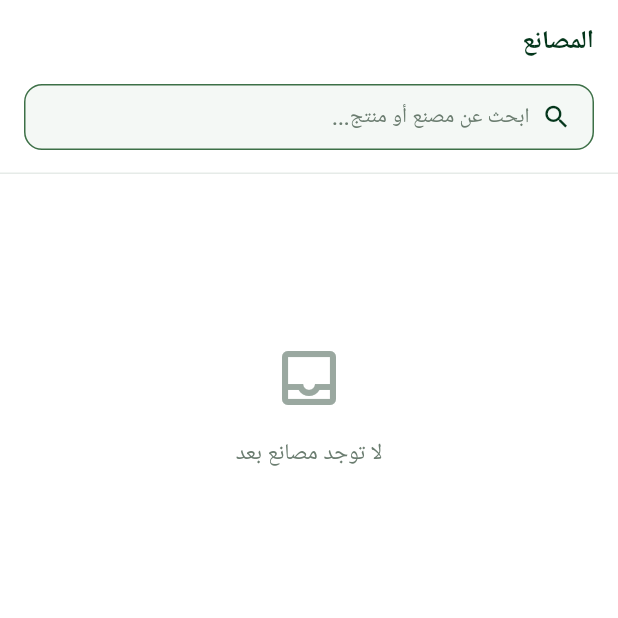
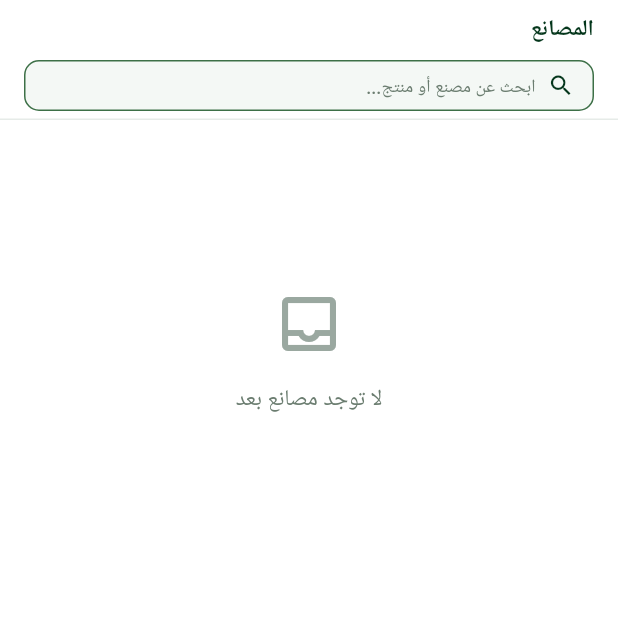
Before and after one commit to khald507868-dot/Saudi-Factories-B2B, a Flutter app: the FactoriesPage screen opened directly, on a phone screen of 412 x 824 dp, the top half of it. Run offline on Flutter 3.47's test engine with Material 3 defaults, Android fonts, the phone set to English and light mode, and no system bars; our stand-ins replace flutter_map, geolocator, google_fonts, image_picker, latlong2, qr_flutter and 2 more; accounts and stored records are empty; Roboto replaces fonts that are missing (Tajawal).

Commit message:
تصغير عنوان المصانع وشريط البحث

```diff
--- a/app_flutter/lib/pages/factories_page.dart
+++ b/app_flutter/lib/pages/factories_page.dart
@@ -91,6 +91,7 @@
     return Scaffold(
       backgroundColor: SFColors.pageBg,
       appBar: SFTopBar(
+        compact: true,
         title: widget.initialCategory != null
             ? _categoryName(i18n, widget.initialCategory!)
             : widget.initialRegion != null
--- a/app_flutter/lib/widgets/common.dart
+++ b/app_flutter/lib/widgets/common.dart
@@ -68,8 +68,8 @@
             title ?? context.t('app_title'),
             maxLines: 1,
             overflow: TextOverflow.ellipsis,
-            style: const TextStyle(
-              fontSize: 17,
+            style: TextStyle(
+              fontSize: compact ? 15 : 17,
               fontWeight: FontWeight.w700,
               color: SFColors.darkGreen,
             ),
```
